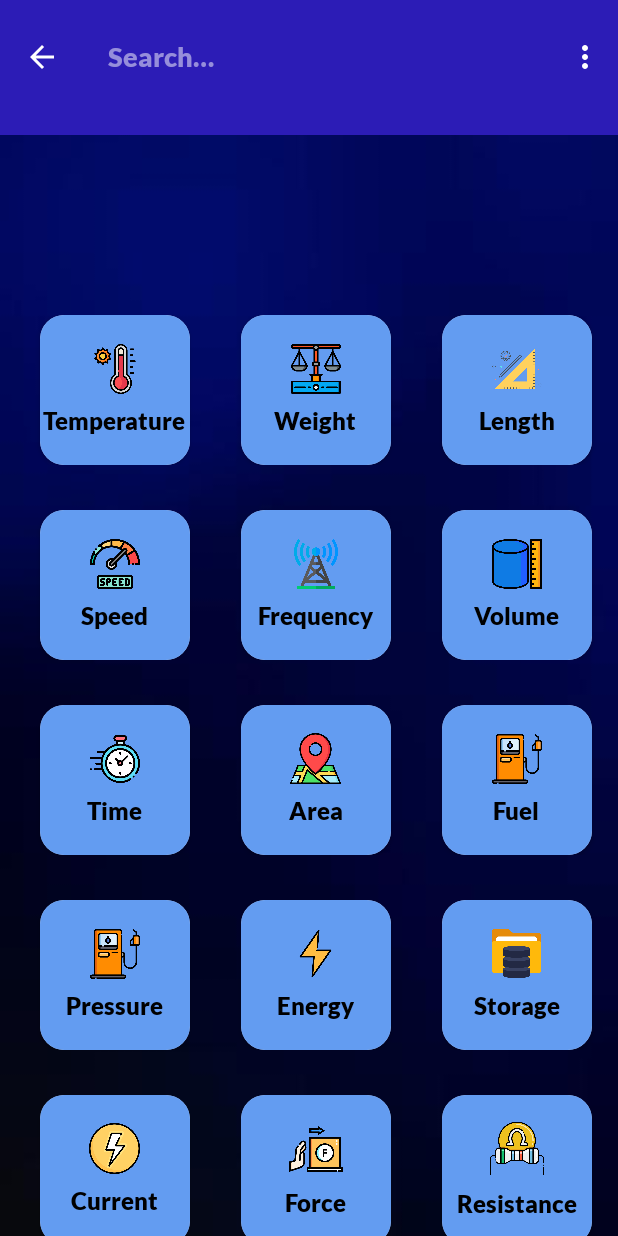
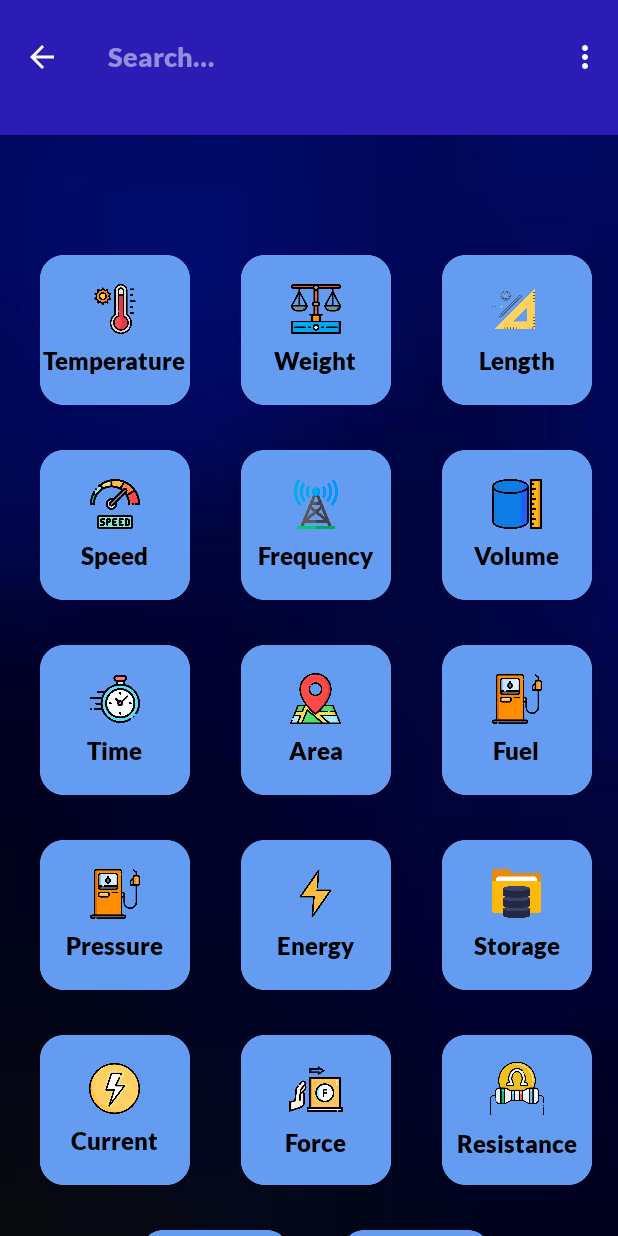
Before and after one commit to VighneshDevHub/Unit-Converter-App, an Android app: the screen it shows after launch (MainActivity), after a tap on "Search", on a phone screen of 412 x 824 dp. Run offline under Robolectric (Android 15) with nearby library versions, the light colour scheme and no system bars.

Commit message:
change made

```diff
--- a/UnitConverter/app/src/main/res/layout/activity_main.xml
+++ b/UnitConverter/app/src/main/res/layout/activity_main.xml
@@ -31,7 +31,7 @@
         <LinearLayout
             android:layout_width="match_parent"
             android:layout_height="wrap_content"
-            android:layout_marginTop="100dp"
+            android:layout_marginTop="60dp"
             android:gravity="center"
             android:orientation="vertical"
             android:paddingLeft="10dp">
```
